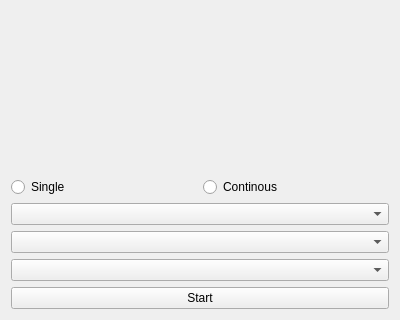
Qt form MainWidget.ui (prajwaltr93/Temperature-Reader-Qt) before a commit; both pictures show x 0 to 400 and y 280 to 600 of the 400 by 600 pixel window.
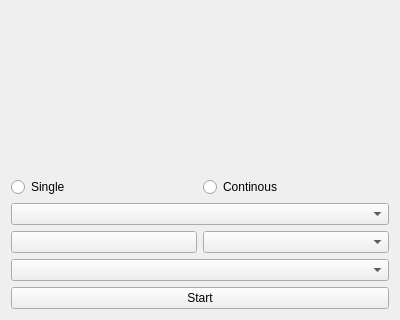
The same form after that commit. Icons and pictures are not drawn.

Commit message:
add: add refresh button
- add: new button with icon

```diff
--- a/MainWidget.ui
+++ b/MainWidget.ui
@@ -61,7 +61,28 @@
     <widget class="QComboBox" name="baudRateComboBox"/>
    </item>
    <item>
-    <widget class="QComboBox" name="portComboBox"/>
+    <layout class="QHBoxLayout" name="portLayout">
+     <item>
+      <widget class="QPushButton" name="portRefreshButton">
+       <property name="baseSize">
+        <size>
+         <width>16</width>
+         <height>16</height>
+        </size>
+       </property>
+       <property name="text">
+        <string/>
+       </property>
+       <property name="icon">
+        <iconset resource="main-resources.qrc">
+         <normaloff>:/icons/resources/refresh-icon.png</normaloff>:/icons/resources/refresh-icon.png</iconset>
+       </property>
+      </widget>
+     </item>
+     <item>
+      <widget class="QComboBox" name="portComboBox"/>
+     </item>
+    </layout>
    </item>
    <item>
     <widget class="QComboBox" name="sampleRateComboBox"/>
```
Left out of the diff: 4 changed lines with no effect on the pictures. The commit also changes 5 other files.
